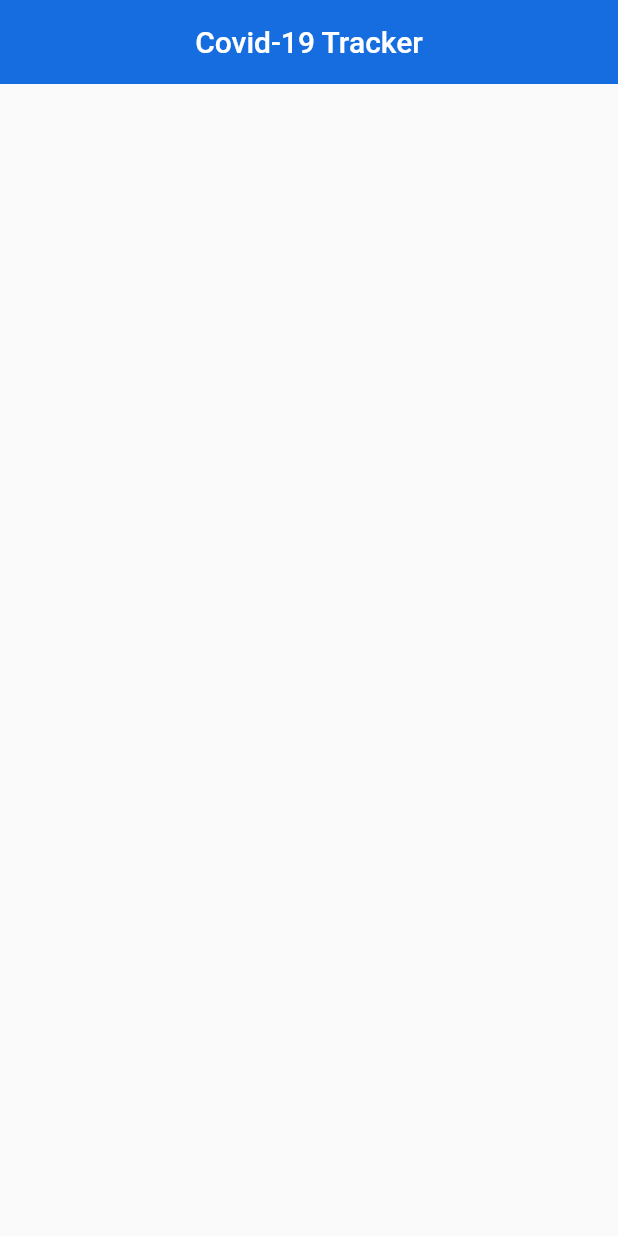
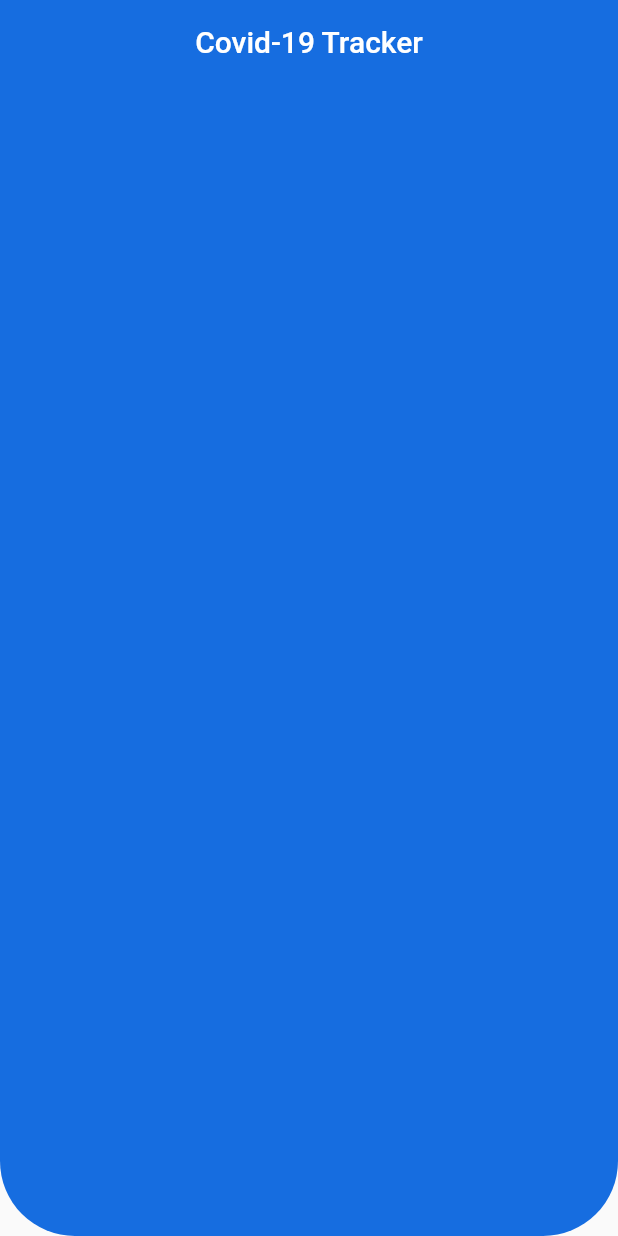
Before and after one commit to giwi97/covid-tracker-GL-SL, a Flutter app: the screen it shows after launch, on a phone screen of 412 x 824 dp. Run offline on Flutter 3.47's test engine with Material 2 defaults, Android fonts, the phone set to English and light mode, and no system bars; our stand-ins replace google_fonts.

Commit message:
main screen backdround

```diff
--- a/lib/screens/tracker.dart
+++ b/lib/screens/tracker.dart
@@ -33,6 +33,13 @@ class _TrackerState extends State<Tracker> {
             Expanded(
               child: Container(
                 padding: EdgeInsets.all(32),
+                decoration: BoxDecoration(
+                  color: kPrimaryColor,
+                  borderRadius: BorderRadius.only(
+                    bottomLeft: Radius.circular(50),
+                    bottomRight: Radius.circular(50),
+                  ),
+                ),
               ),
             )
           ],
```
